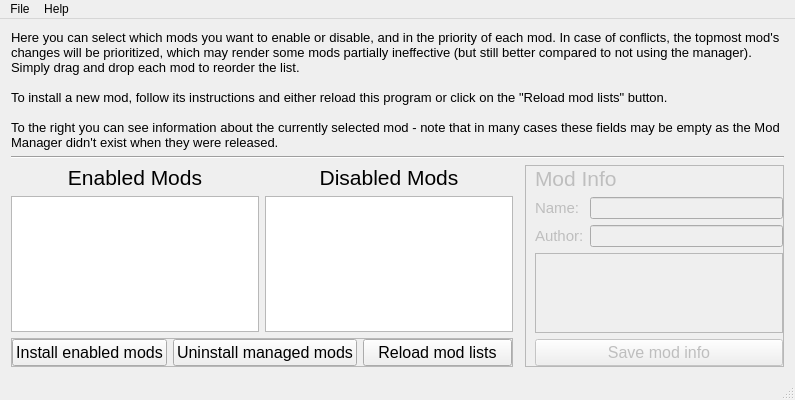
The window that modmanager/UI_MainWindow.ui (leiftiger/EG_Tools) describes before a commit, drawn with Qt 5.
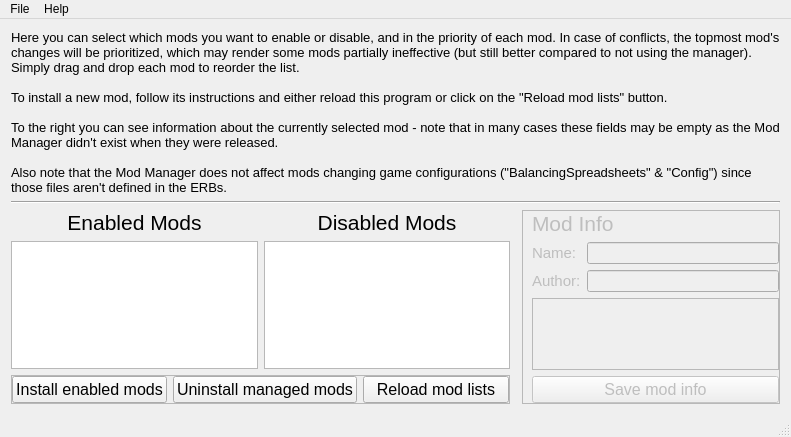
The same window after the commit.

Patch:
```diff
--- a/modmanager/UI_MainWindow.ui
+++ b/modmanager/UI_MainWindow.ui
@@ -6,10 +6,16 @@
    <rect>
     <x>0</x>
     <y>0</y>
-    <width>795</width>
-    <height>400</height>
+    <width>791</width>
+    <height>437</height>
    </rect>
   </property>
+  <property name="minimumSize">
+   <size>
+    <width>791</width>
+    <height>437</height>
+   </size>
+  </property>
   <property name="windowTitle">
    <string>Evil Mod Manager</string>
   </property>
@@ -260,7 +266,9 @@
 
 To install a new mod, follow its instructions and either reload this program or click on the &quot;Reload mod lists&quot; button.
 
-To the right you can see information about the currently selected mod - note that in many cases these fields may be empty as the Mod Manager didn't exist when they were released.</string>
+To the right you can see information about the currently selected mod - note that in many cases these fields may be empty as the Mod Manager didn't exist when they were released.
+
+Also note that the Mod Manager does not affect mods changing game configurations (&quot;BalancingSpreadsheets&quot; &amp; &quot;Config&quot;) since those files aren't defined in the ERBs.</string>
       </property>
       <property name="wordWrap">
        <bool>true</bool>
@@ -284,7 +292,7 @@
     <rect>
      <x>0</x>
      <y>0</y>
-     <width>795</width>
+     <width>791</width>
      <height>21</height>
     </rect>
    </property>
```
